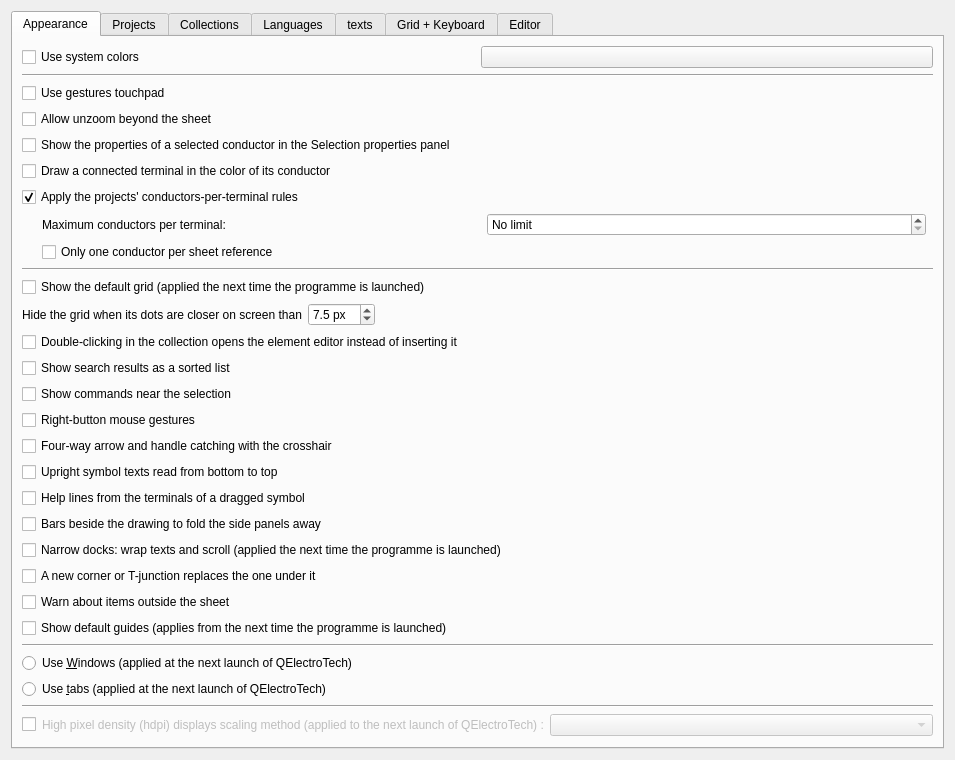
The window that sources/ui/configpage/generalconfigurationpage.ui (qelectrotech/qelectrotech-source-mirror) describes before a commit, drawn with Qt 5.
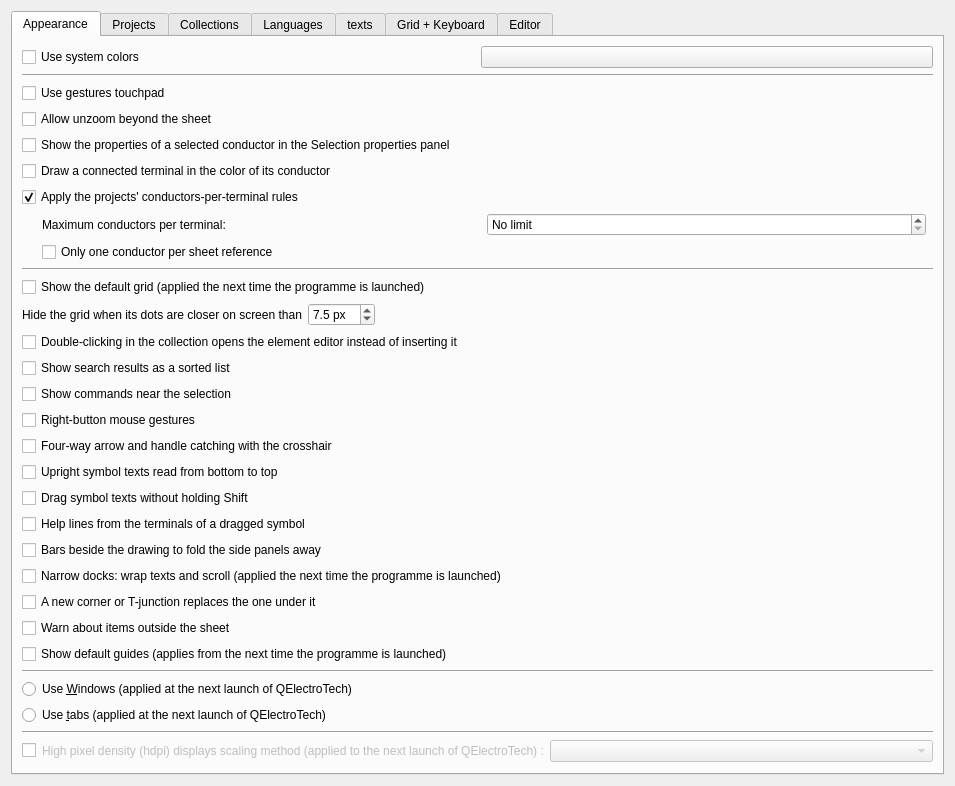
The same window after the commit. Custom widgets are drawn as their Qt base class.

Commit message:
Add an option to drag symbol texts without holding Shift (#1576)
Since 0.100 a plain drag on a symbol's text moves the symbol and
Shift+drag moves the text. Preferences > General > "Drag symbol texts
without holding Shift" swaps the two, as before 0.100: a plain drag moves
the text, Shift+drag the symbol. A plain click then selects the text, so
Space turns the text rather than its symbol. Off by default.

The hover tooltip and the status bar hint follow the setting.

Claude-Session: https://claude.ai/code/session_01P5VY7mxgVUbZmUrJrDE7Tq

The edit to the form file:
```diff
--- a/sources/ui/configpage/generalconfigurationpage.ui
+++ b/sources/ui/configpage/generalconfigurationpage.ui
@@ -276,6 +276,16 @@
           </property>
          </widget>
         </item>
+        <item>
+        <widget class="QCheckBox" name="m_drag_texts_without_shift_cb">
+         <property name="toolTip">
+          <string>Dragging a symbol's text moves the text alone, and Shift+drag moves the symbol, as before version 0.100. Unticked by default: dragging a text moves its symbol, Shift+drag moves the text.</string>
+         </property>
+         <property name="text">
+          <string>Drag symbol texts without holding Shift</string>
+          </property>
+         </widget>
+        </item>
         <item>
         <widget class="QCheckBox" name="m_terminal_help_lines_cb">
          <property name="toolTip">
```
The commit also changes 7 other files.
